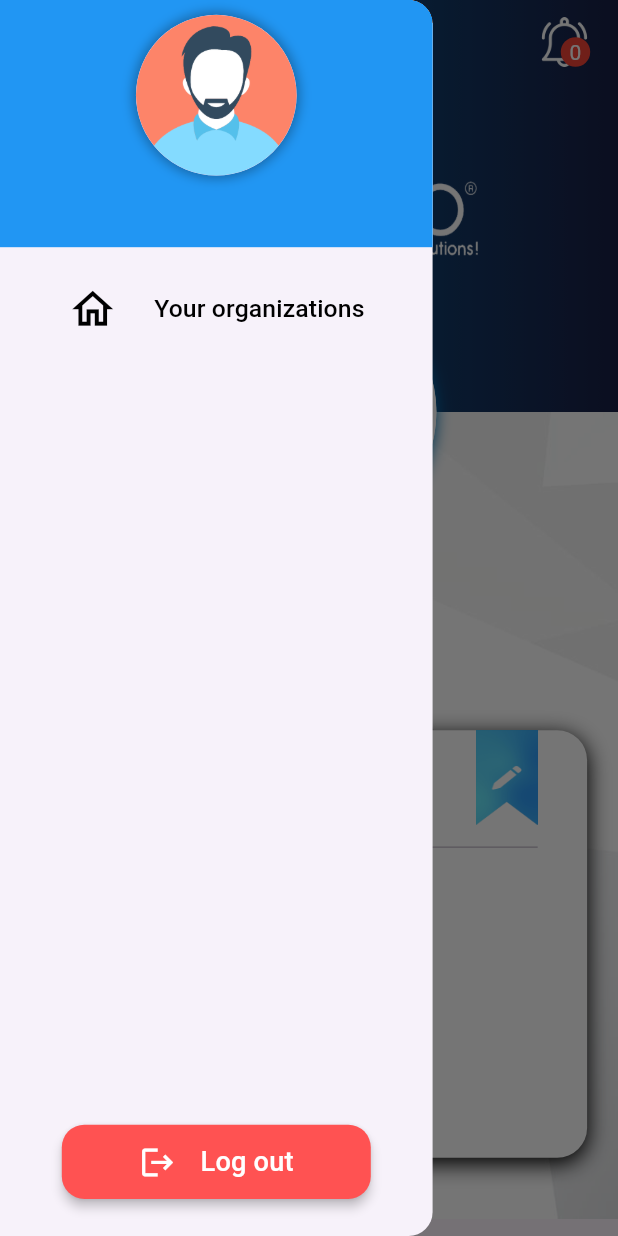
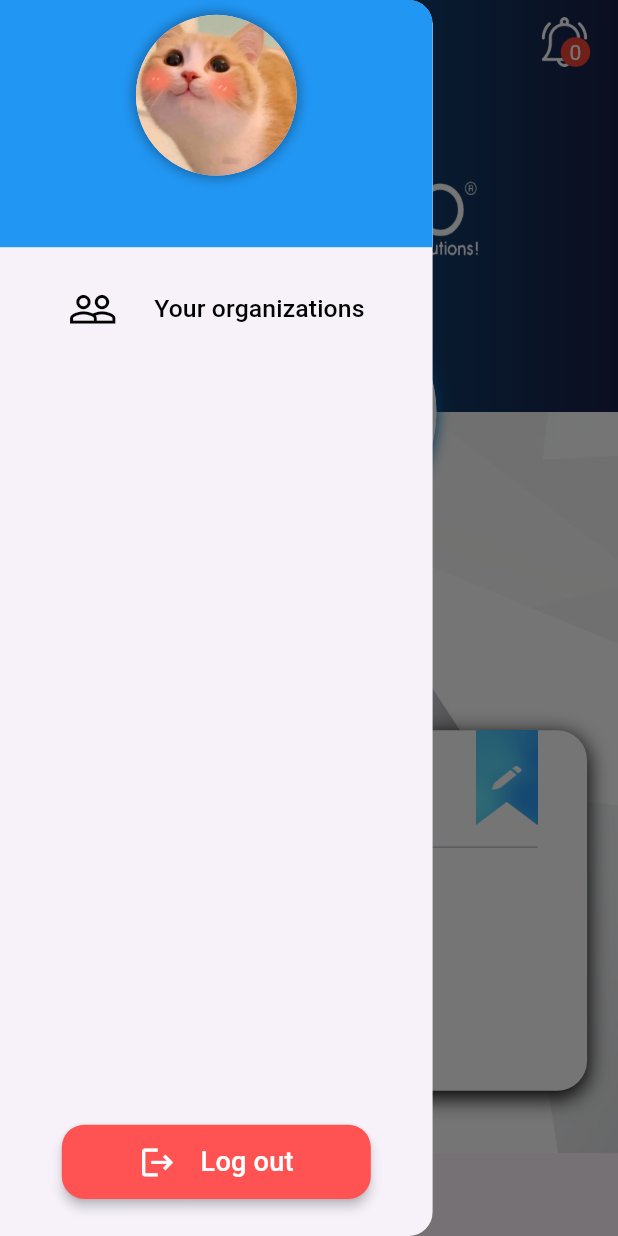
Before and after one commit to Labbi-capstone/labbi_frontend, a Flutter app: the UserProfilePage screen opened by its route, with the side drawer open, on a phone screen of 412 x 824 dp. Run offline on Flutter 3.47's test engine with Material 3 defaults, Android fonts, the phone set to English and light mode, and no system bars; our stand-ins replace fl_chart, flutter_dotenv, flutter_riverpod, flutter_switch, font_awesome_flutter, google_fonts and 5 more; accounts and stored records are empty.

Commit message:
update UI

```diff
--- a/lib/app/screens/menu/menu_task_bar.dart
+++ b/lib/app/screens/menu/menu_task_bar.dart
@@ -104,7 +104,7 @@ Widget buildHeader(BuildContext context, double screenHeight,
                 ),
                 child: CircleAvatar(
                   radius: screenHeight * 0.065,
-                  backgroundImage: const AssetImage('assets/images/man.png'),
+                  backgroundImage: const AssetImage('assets/images/test-profile-image.jpg'),
                 ),
               ),
               Text(
--- a/lib/app/screens/user_profile/user_profile.dart
+++ b/lib/app/screens/user_profile/user_profile.dart
@@ -287,26 +287,20 @@ class _UserProfilePageState extends State<UserProfilePage> {
                   ),
                   // Use the reusable UserInfoRow widget
                   UserInfoRow(
-                    label: "Account's ID",
-                    value: "*Need update*",
+                    label: "User ID",
+                    value: userId,
                     screenHeight: screenHeight,
                     screenWidth: screenWidth,
                   ),
                   UserInfoRow(
-                    label: "Creation Date",
-                    value: "*Need update*",
+                    label: "Account's Role",
+                    value: userRole,
                     screenHeight: screenHeight,
                     screenWidth: screenWidth,
                   ),
                   UserInfoRow(
                     label: "Email",
                     value: userEmail,
-                    screenHeight: screenHeight,
-                    screenWidth: screenWidth,
-                  ),
-                  UserInfoRow(
-                    label: "Phone",
-                    value: "*Need update*",
                     screenHeight: screenHeight,
                     screenWidth: screenWidth,
                   ),
```
Also changed, not shown: lib/app/models/menu_item_model.dart (+19 -16 lines).
